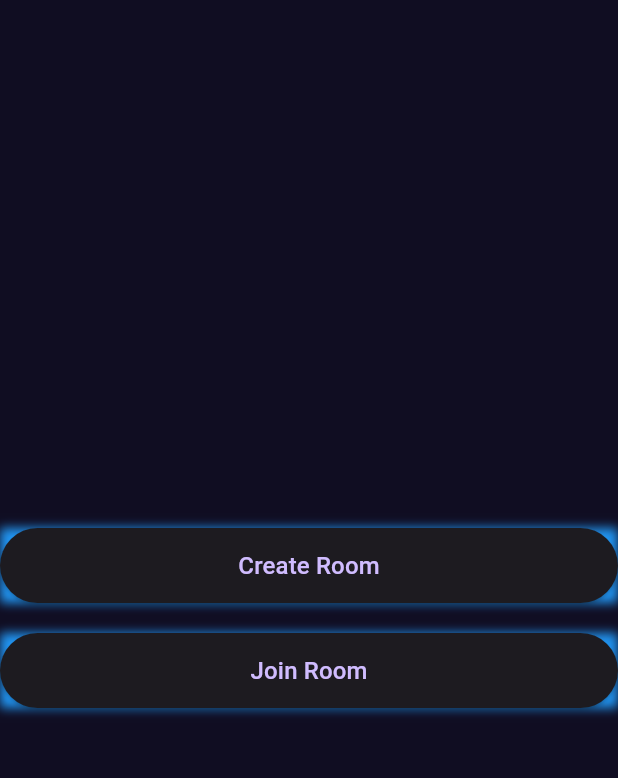
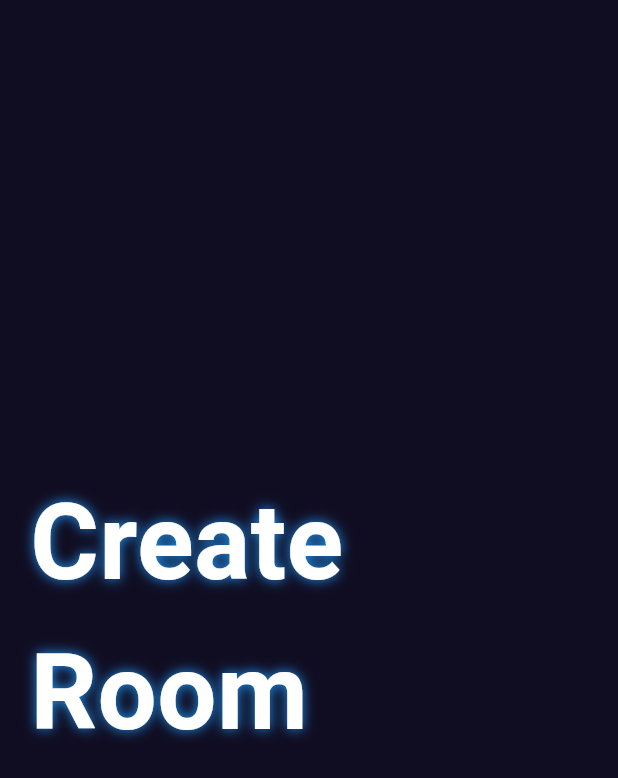
Before and after one commit to YousoufPal/multiplatertictactoe, a Flutter app: the screen it shows after launch, after a tap on "Create Room", on a phone screen of 412 x 824 dp. Shown: the top 778 px of the screen. Run offline on Flutter 3.47's test engine with Material 3 defaults, Android fonts, the phone set to English and light mode, and no system bars.

Commit message:
Made buttons functional and created Create Room UI

```diff
--- a/lib/screens/create_room_screen.dart
+++ b/lib/screens/create_room_screen.dart
@@ -1,4 +1,5 @@
 import 'package:flutter/material.dart';
+import 'package:tictactoe/widgets/custom_text.dart';
 
 class CreateRoomScreen extends StatefulWidget {
 
@@ -13,7 +14,20 @@ class _CreateRoomScreenState extends State<CreateRoomScreen> {
   @override
   Widget build(BuildContext context) {
     return Scaffold(
-      // Add your UI code here
+      body: Container(
+        margin: const EdgeInsets.symmetric(
+          horizontal: 20,
+        ),
+        child: Column(
+          mainAxisAlignment: MainAxisAlignment.center,
+          crossAxisAlignment: CrossAxisAlignment.center,
+          children: [
+            const CustomText(shadows: [
+              Shadow(blurRadius: 10, color: Colors.blue),
+            ], text: 'Create Room', textSize: 70)
+          ],
+        ),
+      ),
     );
   }
 }
--- a/lib/screens/main_menu_screen.dart
+++ b/lib/screens/main_menu_screen.dart
@@ -1,11 +1,21 @@
 import 'package:flutter/material.dart';
 import 'package:tictactoe/responsive/responsive.dart';
+import 'package:tictactoe/screens/create_room_screen.dart';
+import 'package:tictactoe/screens/join_room_screen.dart';
 import 'package:tictactoe/widgets/custom_button.dart';
 
 class MainMenuScreen extends StatelessWidget {
   static String routeName = '/main-menu';
   const MainMenuScreen({super.key});
 
+  void createRoom(BuildContext context) {
+    Navigator.pushNamed(context, CreateRoomScreen.routeName);
+  }
+
+
+  void JoinRoom(BuildContext context) {
+    Navigator.pushNamed(context, JoinRoomScreen.routeName);
+  }
   @override
   Widget build(BuildContext context) {
     return Scaffold(
@@ -13,9 +23,9 @@ class MainMenuScreen extends StatelessWidget {
         child: Column(
           mainAxisAlignment: MainAxisAlignment.center,
           children: [
-            CustomButton(onTap: () {}, text: 'Create Room'),
+            CustomButton(onTap: () => createRoom(context), text: 'Create Room'),
             SizedBox(height: 20),
-            CustomButton(onTap: () {}, text: 'Join Room')
+            CustomButton(onTap: () => createRoom(context), text: 'Join Room')
 
           ],
         ),
--- /dev/null
+++ b/lib/widgets/custom_text.dart
@@ -0,0 +1,25 @@
+import 'package:flutter/material.dart';
+
+class CustomText extends StatelessWidget {
+  final List<Shadow> shadows;
+  final String text;
+  final double textSize;
+  const CustomText({
+    Key? key,
+    required this.shadows,
+    required this.text,
+    required this.textSize,}) : super(key: key);
+
+  @override
+  Widget build(BuildContext context) {
+      return Text(
+        text,
+        style: TextStyle(
+          color: Colors.white,
+          fontWeight: FontWeight.bold,
+          fontSize: textSize,
+          shadows: shadows,
+        ),
+      );
+  }
+}
```
